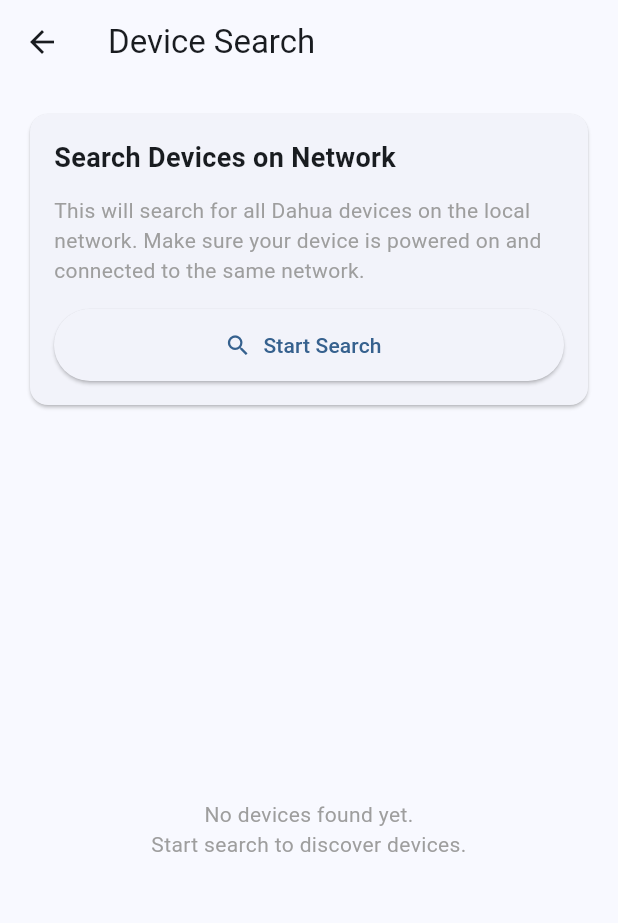
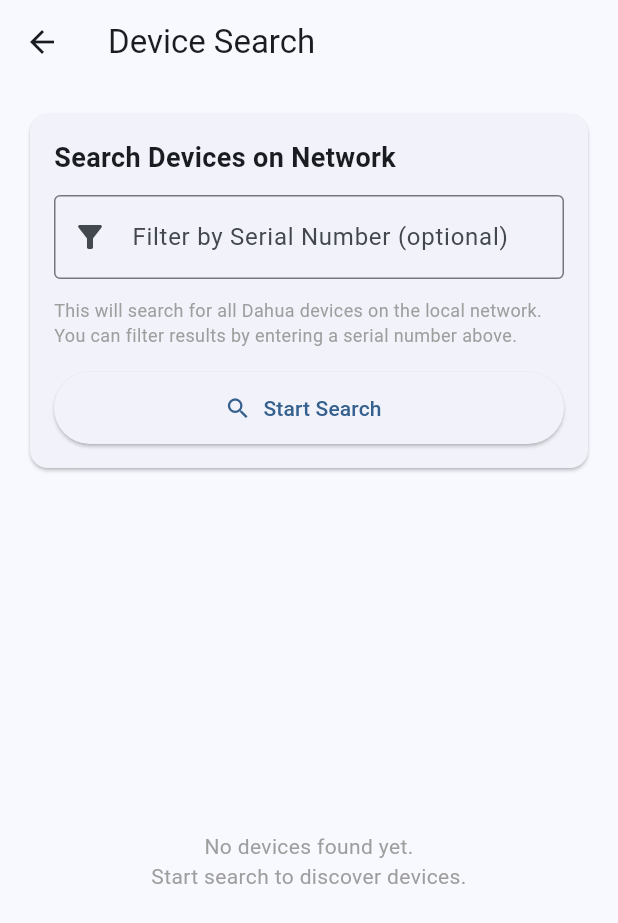
Before and after one commit to faradzhalelov/dahua_net_sdk, a Flutter app: the DeviceSearchView screen opened directly, on a phone screen of 412 x 824 dp. Shown: the top 923 px of the screen. Run offline on Flutter 3.47's test engine with Material 3 defaults, Android fonts, the phone set to English and light mode, and no system bars; our stand-ins replace flutter_dotenv, plugin_platform_interface.

Commit message:
edit device search

```diff
--- a/example/lib/views/device_search_view.dart
+++ b/example/lib/views/device_search_view.dart
@@ -36,6 +36,15 @@
       _searchSubscription = DahuaSdk.searchDeviceBySerial().listen(
         (device) {
           setState(() {
+            // Filter by serial number if specified
+            if (_serialController.text.isNotEmpty) {
+              if (!device.serialNo.toLowerCase().contains(
+                _serialController.text.toLowerCase(),
+              )) {
+                return; // Skip this device
+              }
+            }
+
             // Only add if not already in list
             if (!_foundDevices.any((d) => d.serialNo == device.serialNo)) {
               _foundDevices.add(device);
@@ -99,10 +108,21 @@
                       ),
                     ),
                     const SizedBox(height: 12),
+                    TextField(
+                      controller: _serialController,
+                      decoration: const InputDecoration(
+                        labelText: 'Filter by Serial Number (optional)',
+                        hintText: 'Enter partial serial number',
+                        border: OutlineInputBorder(),
+                        prefixIcon: Icon(Icons.filter_alt),
+                      ),
+                      enabled: !_isSearching,
+                    ),
+                    const SizedBox(height: 12),
                     const Text(
                       'This will search for all Dahua devices on the local network. '
-                      'Make sure your device is powered on and connected to the same network.',
-                      style: TextStyle(color: Colors.grey),
+                      'You can filter results by entering a serial number above.',
+                      style: TextStyle(color: Colors.grey, fontSize: 12),
                     ),
                     const SizedBox(height: 16),
                     ElevatedButton.icon(
@@ -198,10 +218,16 @@
                                 const SizedBox(height: 4),
                                 Text('IP: ${device.ip}:${device.port}'),
                                 Text('MAC: ${device.mac}'),
+                                if (device.deviceType.isNotEmpty)
+                                  Text(
+                                    'Type: ${device.deviceType}',
+                                    style: const TextStyle(
+                                      color: Colors.blue,
+                                      fontSize: 12,
+                                    ),
+                                  ),
                                 Text(
-                                  device.initialized
-                                      ? 'Status: Initialized'
-                                      : 'Status: Not initialized',
+                                  device.statusDescription,
                                   style: TextStyle(
                                     color: device.initialized
                                         ? Colors.green
--- a/lib/dahua_sdk.dart
+++ b/lib/dahua_sdk.dart
@@ -151,6 +151,8 @@
   final String mac;
   final int port;
   final bool initialized;
+  final int ipVersion;
+  final String deviceType;
 
   DeviceInfo({
     required this.serialNo,
@@ -158,6 +160,8 @@
     required this.mac,
     required this.port,
     required this.initialized,
+    this.ipVersion = 4,
+    this.deviceType = '',
   });
 
   factory DeviceInfo.fromMap(Map<String, dynamic> map) {
@@ -167,8 +171,18 @@
       mac: map['mac'] as String,
       port: map['port'] as int,
       initialized: map['initialized'] as bool,
+      ipVersion: map['ipVersion'] as int? ?? 4,
+      deviceType: map['deviceType'] as String? ?? '',
     );
   }
+
+  String get statusDescription {
+    if (initialized) return 'Ready to use';
+    return 'Not initialized - Setup required';
+  }
+
+  bool get isIPv4 => ipVersion == 4;
+  bool get isIPv6 => ipVersion == 6;
 }
 
 class DahuaSdk {
```
Also changed, not shown: 5 other files.
